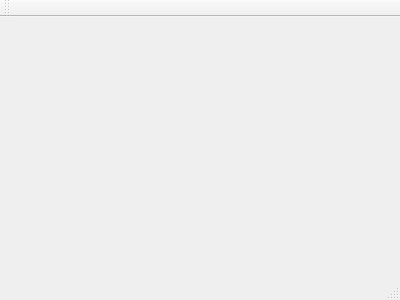
The window that mainwindow.ui (ctrlfrmb/fkcap) describes before a commit, drawn with Qt 5.
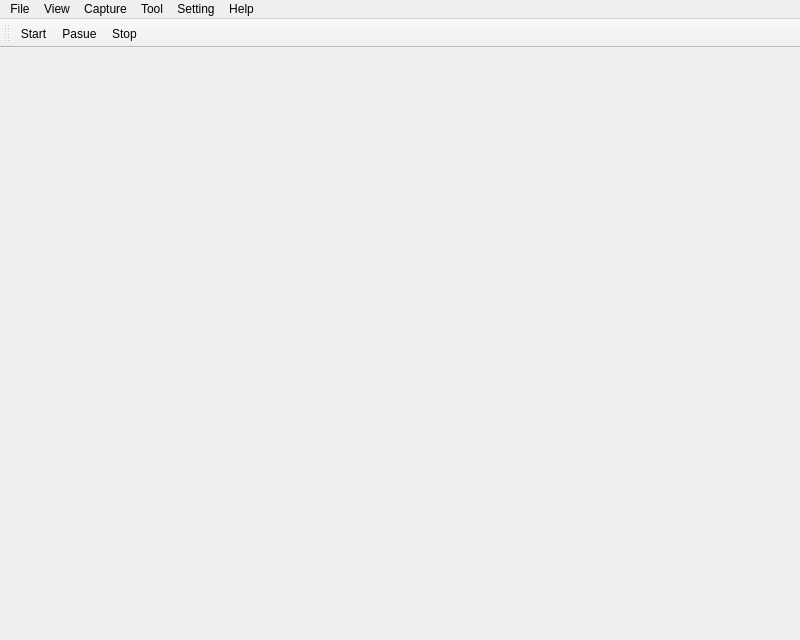
The same window after the commit. Icons and pictures are not drawn.

Patch:
```diff
--- a/mainwindow.ui
+++ b/mainwindow.ui
@@ -1,24 +1,128 @@
 <ui version="4.0">
  <class>MainWindow</class>
- <widget class="QMainWindow" name="MainWindow" >
-  <property name="geometry" >
+ <widget class="QMainWindow" name="MainWindow">
+  <property name="geometry">
    <rect>
     <x>0</x>
     <y>0</y>
-    <width>400</width>
-    <height>300</height>
+    <width>800</width>
+    <height>640</height>
    </rect>
   </property>
   <property name="windowTitle" >
    <string>MainWindow</string>
   </property>
-  <widget class="QMenuBar" name="menuBar" />
-  <widget class="QToolBar" name="mainToolBar" />
-  <widget class="QWidget" name="centralWidget" />
-  <widget class="QStatusBar" name="statusBar" />
+  <property name="windowIcon">
+   <iconset resource="resource.qrc">
+    <normaloff>:/images/resource/icons/main_window.ico</normaloff>:/images/resource/icons/main_window.ico</iconset>
+  </property>
+  <widget class="QWidget" name="centralWidget"/>
+  <widget class="QMenuBar" name="menuBar">
+   <property name="geometry">
+    <rect>
+     <x>0</x>
+     <y>0</y>
+     <width>800</width>
+     <height>22</height>
+    </rect>
+   </property>
+   <widget class="QMenu" name="menuDdd">
+    <property name="title">
+     <string>File</string>
+    </property>
+   </widget>
+   <widget class="QMenu" name="menuView">
+    <property name="title">
+     <string>View</string>
+    </property>
+   </widget>
+   <widget class="QMenu" name="menuSetting">
+    <property name="title">
+     <string>Setting</string>
+    </property>
+   </widget>
+   <widget class="QMenu" name="menuHelp">
+    <property name="title">
+     <string>Help</string>
+    </property>
+    <addaction name="actionAbout"/>
+   </widget>
+   <widget class="QMenu" name="menuCapture">
+    <property name="title">
+     <string>Capture</string>
+    </property>
+    <addaction name="actionStart"/>
+    <addaction name="actionPasue"/>
+    <addaction name="actionStop"/>
+   </widget>
+   <widget class="QMenu" name="menuTool">
+    <property name="title">
+     <string>Tool</string>
+    </property>
+   </widget>
+   <addaction name="menuDdd"/>
+   <addaction name="menuView"/>
+   <addaction name="menuCapture"/>
+   <addaction name="menuTool"/>
+   <addaction name="menuSetting"/>
+   <addaction name="menuHelp"/>
+  </widget>
+  <widget class="QToolBar" name="toolBar">
+   <property name="windowTitle">
+    <string>toolBar</string>
+   </property>
+   <property name="iconSize">
+    <size>
+     <width>16</width>
+     <height>16</height>
+    </size>
+   </property>
+   <attribute name="toolBarArea">
+    <enum>TopToolBarArea</enum>
+   </attribute>
+   <attribute name="toolBarBreak">
+    <bool>true</bool>
+   </attribute>
+   <addaction name="actionStart"/>
+   <addaction name="actionPasue"/>
+   <addaction name="actionStop"/>
+  </widget>
+  <action name="actionAbout">
+   <property name="text">
+    <string>About</string>
+   </property>
+  </action>
+  <action name="actionStart">
+   <property name="icon">
+    <iconset resource="resource.qrc">
+     <normaloff>:/images/resource/icons/capture_stop.png</normaloff>:/images/resource/icons/capture_stop.png</iconset>
+   </property>
+   <property name="text">
+    <string>Start</string>
+   </property>
+  </action>
+  <action name="actionPasue">
+   <property name="icon">
+    <iconset resource="resource.qrc">
+     <normaloff>:/images/resource/icons/capture_pause.png</normaloff>:/images/resource/icons/capture_pause.png</iconset>
+   </property>
+   <property name="text">
+    <string>Pasue</string>
+   </property>
+  </action>
+  <action name="actionStop">
+   <property name="icon">
+    <iconset resource="resource.qrc">
+     <normaloff>:/images/resource/icons/capture_start.png</normaloff>:/images/resource/icons/capture_start.png</iconset>
+   </property>
+   <property name="text">
+    <string>Stop</string>
+   </property>
+  </action>
  </widget>
- <layoutDefault spacing="6" margin="11" />
- <pixmapfunction></pixmapfunction>
- <resources/>
+ <layoutdefault spacing="6" margin="11"/>
+ <resources>
+  <include location="resource.qrc"/>
+ </resources>
  <connections/>
 </ui>
```
Left out of the diff: 5 changed lines with no effect on the pictures.
